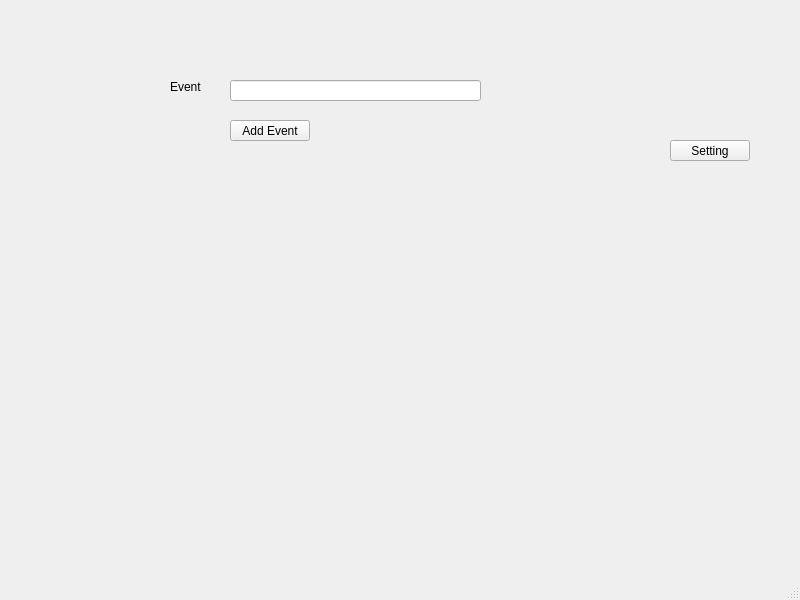
Qt form MainWindow.ui (emxcode/WorkStation_WS) before a commit.
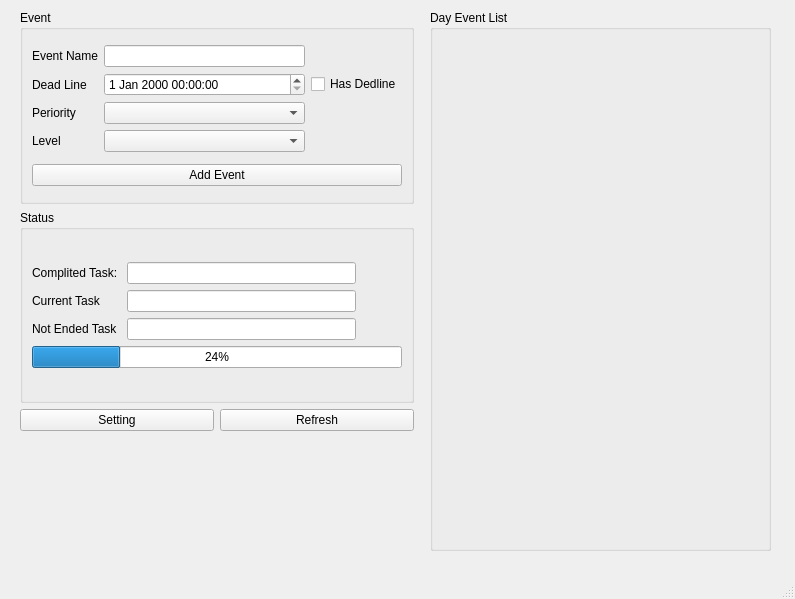
The same form after that commit.

Patch:
```diff
--- a/MainWindow.ui
+++ b/MainWindow.ui
@@ -6,62 +6,204 @@
    <rect>
     <x>0</x>
     <y>0</y>
-    <width>800</width>
-    <height>600</height>
+    <width>795</width>
+    <height>599</height>
    </rect>
   </property>
   <property name="windowTitle">
    <string>MainWindow</string>
   </property>
   <widget class="QWidget" name="centralwidget">
-   <widget class="QLineEdit" name="lineEditEventDiscription">
+   <widget class="QWidget" name="gridLayoutWidget_3">
     <property name="geometry">
      <rect>
-      <x>230</x>
-      <y>80</y>
-      <width>251</width>
-      <height>21</height>
+      <x>20</x>
+      <y>10</y>
+      <width>394</width>
+      <height>421</height>
      </rect>
     </property>
+    <layout class="QGridLayout" name="gridLayout_5">
+     <item row="4" column="1">
+      <widget class="QPushButton" name="pushButtonRefresh">
+       <property name="text">
+        <string>Refresh</string>
+       </property>
+      </widget>
+     </item>
+     <item row="1" column="0" colspan="2">
+      <widget class="QGroupBox" name="groupBox_2">
+       <property name="title">
+        <string>Status</string>
+       </property>
+       <layout class="QGridLayout" name="gridLayout_4">
+        <item row="0" column="0">
+         <layout class="QGridLayout" name="gridLayout_3" columnstretch="0,0,1,0">
+          <item row="0" column="0" colspan="2">
+           <widget class="QLabel" name="labelCompletedTask">
+            <property name="text">
+             <string>Complited Task: </string>
+            </property>
+           </widget>
+          </item>
+          <item row="0" column="2">
+           <widget class="QLineEdit" name="lineEdit">
+            <property name="readOnly">
+             <bool>true</bool>
+            </property>
+           </widget>
+          </item>
+          <item row="0" column="3">
+           <spacer name="horizontalSpacer">
+            <property name="orientation">
+             <enum>Qt::Horizontal</enum>
+            </property>
+            <property name="sizeHint" stdset="0">
+             <size>
+              <width>40</width>
+              <height>20</height>
+             </size>
+            </property>
+           </spacer>
+          </item>
+          <item row="3" column="0" colspan="4">
+           <widget class="QProgressBar" name="progressBarDay">
+            <property name="value">
+             <number>24</number>
+            </property>
+           </widget>
+          </item>
+          <item row="2" column="2">
+           <widget class="QLineEdit" name="lineEdit_3">
+            <property name="readOnly">
+             <bool>true</bool>
+            </property>
+           </widget>
+          </item>
+          <item row="1" column="2">
+           <widget class="QLineEdit" name="lineEdit_2">
+            <property name="readOnly">
+             <bool>true</bool>
+            </property>
+           </widget>
+          </item>
+          <item row="2" column="0" colspan="2">
+           <widget class="QLabel" name="labelNotEndedTask">
+            <property name="text">
+             <string>Not Ended Task</string>
+            </property>
+           </widget>
+          </item>
+          <item row="1" column="0" colspan="2">
+           <widget class="QLabel" name="labelCurrentTask">
+            <property name="text">
+             <string>Current Task</string>
+            </property>
+           </widget>
+          </item>
+         </layout>
+        </item>
+       </layout>
+      </widget>
+     </item>
+     <item row="0" column="0" colspan="2">
+      <widget class="QGroupBox" name="groupBox">
+       <property name="title">
+        <string>Event</string>
+       </property>
+       <layout class="QGridLayout" name="gridLayout_2">
+        <item row="0" column="0">
+         <layout class="QGridLayout" name="gridLayout">
+          <item row="1" column="0">
+           <widget class="QLabel" name="label_2">
+            <property name="text">
+             <string>Dead Line</string>
+            </property>
+           </widget>
+          </item>
+          <item row="1" column="2">
+           <widget class="QCheckBox" name="checkBox">
+            <property name="text">
+             <string>Has Dedline</string>
+            </property>
+           </widget>
+          </item>
+          <item row="1" column="1">
+           <widget class="QDateTimeEdit" name="dateTimeEdit"/>
+          </item>
+          <item row="0" column="0">
+           <widget class="QLabel" name="label">
+            <property name="text">
+             <string>Event Name</string>
+            </property>
+           </widget>
+          </item>
+          <item row="2" column="1">
+           <widget class="QComboBox" name="comboBox"/>
+          </item>
+          <item row="0" column="1">
+           <widget class="QLineEdit" name="lineEditEventDiscription"/>
+          </item>
+          <item row="2" column="0">
+           <widget class="QLabel" name="label_3">
+            <property name="text">
+             <string>Periority</string>
+            </property>
+           </widget>
+          </item>
+          <item row="3" column="1">
+           <widget class="QComboBox" name="comboBox_2"/>
+          </item>
+          <item row="3" column="0">
+           <widget class="QLabel" name="label_4">
+            <property name="text">
+             <string>Level</string>
+            </property>
+           </widget>
+          </item>
+         </layout>
+        </item>
+        <item row="1" column="0">
+         <widget class="QPushButton" name="pushButtonAddEvent">
+          <property name="text">
+           <string>Add Event</string>
+          </property>
+         </widget>
+        </item>
+       </layout>
+      </widget>
+     </item>
+     <item row="4" column="0">
+      <widget class="QPushButton" name="pushButtonSetSetting">
+       <property name="text">
+        <string>Setting</string>
+       </property>
+      </widget>
+     </item>
+    </layout>
    </widget>
-   <widget class="QPushButton" name="pushButtonAddEvent">
+   <widget class="QGroupBox" name="groupBoxDayEventList">
     <property name="geometry">
      <rect>
-      <x>230</x>
-      <y>120</y>
-      <width>80</width>
-      <height>21</height>
+      <x>430</x>
+      <y>10</y>
+      <width>341</width>
+      <height>541</height>
      </rect>
     </property>
-    <property name="text">
-     <string>Add Event</string>
+    <property name="title">
+     <string>Day Event List</string>
     </property>
-   </widget>
-   <widget class="QLabel" name="label">
-    <property name="geometry">
-     <rect>
-      <x>170</x>
-      <y>80</y>
-      <width>47</width>
-      <height>13</height>
-     </rect>
-    </property>
-    <property name="text">
-     <string>Event</string>
-    </property>
-   </widget>
-   <widget class="QPushButton" name="pushButtonSetSetting">
-    <property name="geometry">
-     <rect>
-      <x>670</x>
-      <y>140</y>
-      <width>80</width>
-      <height>21</height>
-     </rect>
-    </property>
-    <property name="text">
-     <string>Setting</string>
-    </property>
+    <widget class="QWidget" name="widgetDayTable" native="true">
+     <property name="geometry">
+      <rect>
+       <x>30</x>
+       <y>50</y>
+       <width>281</width>
+       <height>471</height>
+      </rect>
+     </property>
+    </widget>
    </widget>
   </widget>
   <widget class="QMenuBar" name="menubar">
```
Left out of the diff: 2 changed lines with no effect on the pictures.
